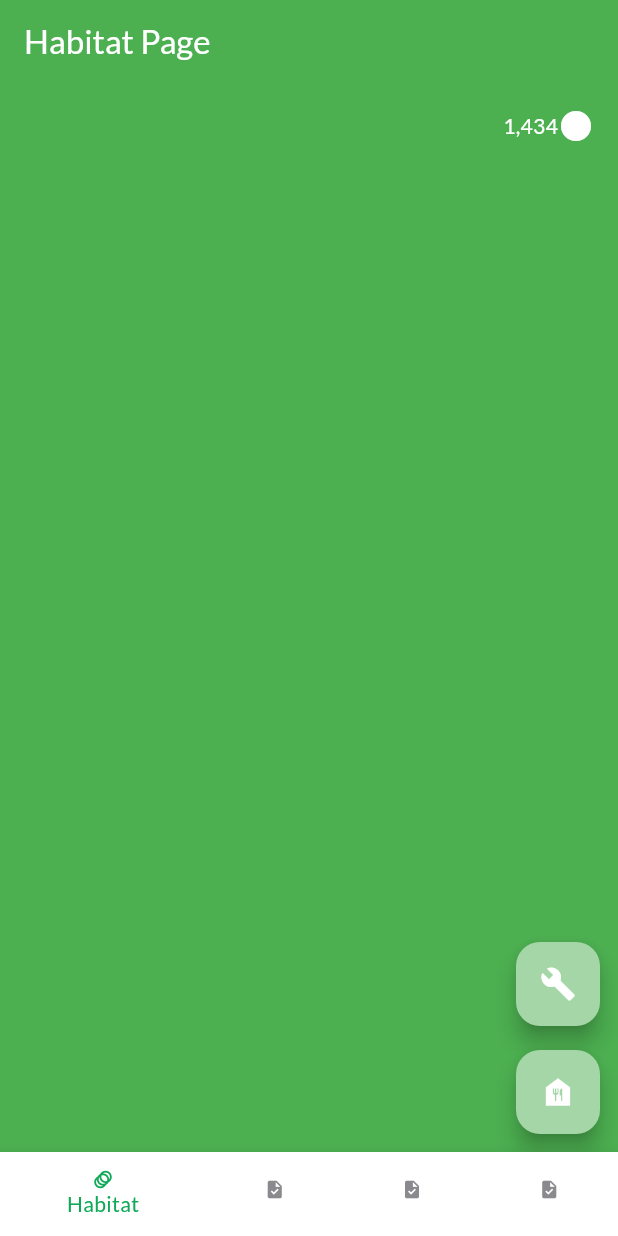
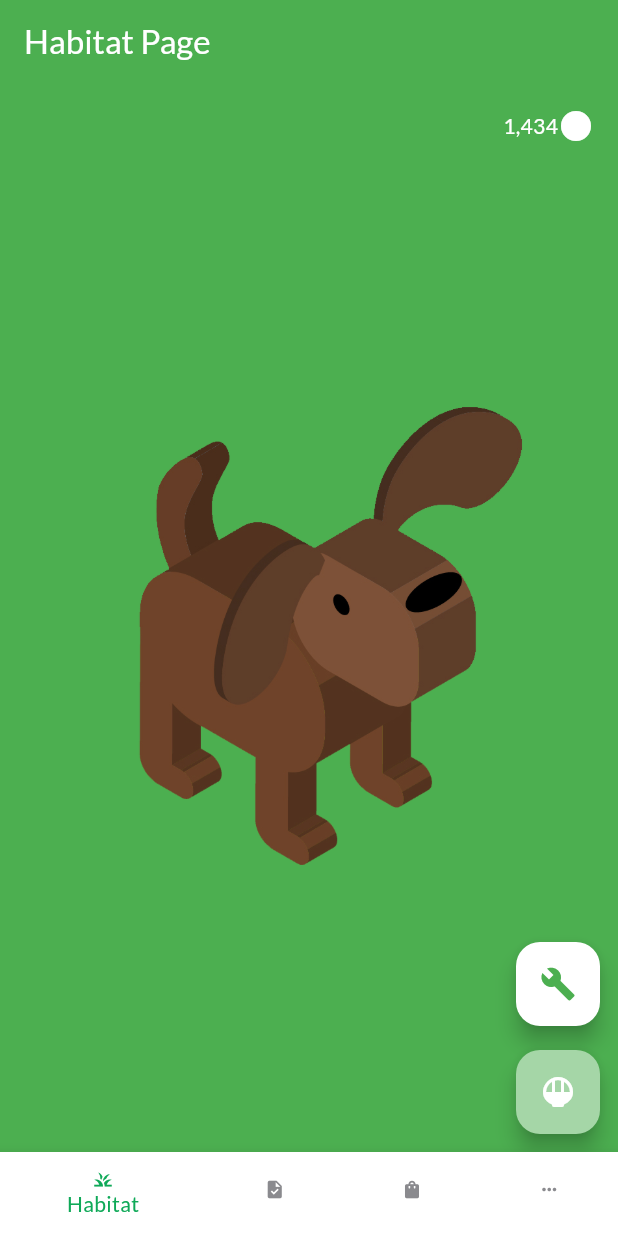
Before and after one commit to makodaa/happy-habit-at, a Flutter app: the screen it shows after launch, on a phone screen of 412 x 824 dp. Run offline on Flutter 3.47's test engine with Material 3 defaults, Android fonts, the light colour scheme and no system bars; our stand-ins replace go_router, google_fonts, sqflite, sqflite_common_ffi; missing offline and left inert: window_manager; accounts and stored records are empty; project files that could hold a hidden picture were left out.

Commit message:
Updated Habitat Screen UI

```diff
--- a/lib/screens/habitat_screen.dart
+++ b/lib/screens/habitat_screen.dart
@@ -1,5 +1,6 @@
 import "package:flutter/material.dart";
 import "package:intl/intl.dart";
+import "package:flutter/services.dart" show rootBundle;
 
 class HabitatScreen extends StatefulWidget {
   const HabitatScreen({super.key});
@@ -25,7 +26,7 @@ class _HabitatScreenState extends State<HabitatScreen> {
               shadowColor: Colors.black,
             ),
             Expanded(
-              child: Container(
+              child: ColoredBox(
                 color: Colors.green.shade500,
                 child: Padding(
                   padding: const EdgeInsets.all(16.0),
@@ -45,6 +46,13 @@ class _HabitatScreenState extends State<HabitatScreen> {
                           ),
                         ],
                       ),
+                      Expanded(
+                        child: Image(
+                          image: AssetImage("assets/images/dog.png"),
+                          height: 96,
+                          width: 96,
+                        ),
+                      ),
                     ],
                   ),
                 ),
@@ -59,15 +67,19 @@ class _HabitatScreenState extends State<HabitatScreen> {
             crossAxisAlignment: CrossAxisAlignment.end,
             children: <Widget>[
               FloatingActionButton(
+                backgroundColor: Colors.white,
                 onPressed: () {},
-                child: const Icon(Icons.build),
+                child: const Icon(
+                  Icons.build,
+                  color: Colors.green,
+                ),
               ),
               SizedBox(
                 height: 16,
               ),
               FloatingActionButton(
                 onPressed: () {},
-                child: const Icon(Icons.food_bank),
+                child: const Icon(Icons.rice_bowl_rounded),
               ),
             ],
           ),
--- a/lib/screens/home_screen.dart
+++ b/lib/screens/home_screen.dart
@@ -27,7 +27,7 @@ class HomeScreen extends StatelessWidget {
         currentIndex: navigationShell.currentIndex,
         items: const <BottomNavigationBarItem>[
           BottomNavigationBarItem(
-            icon: Icon(Icons.animation_sharp, size: 14.0),
+            icon: Icon(Icons.grass, size: 14.0),
             label: "Habitat",
           ),
           BottomNavigationBarItem(
@@ -35,12 +35,12 @@ class HomeScreen extends StatelessWidget {
             label: "Habits",
           ),
           BottomNavigationBarItem(
-            icon: Icon(Icons.task, size: 14.0),
+            icon: Icon(Icons.shopping_bag, size: 14.0),
             label: "Shop",
           ),
           BottomNavigationBarItem(
-            icon: Icon(Icons.task, size: 14.0),
-            label: "Stats",
+            icon: Icon(Icons.more_horiz, size: 14.0),
+            label: "More",
           ),
         ],
         onTap: navigationShell.goBranch,
--- a/pubspec.yaml
+++ b/pubspec.yaml
@@ -67,8 +67,8 @@ flutter:
   uses-material-design: true
 
   # To add assets to your application, add an assets section, like this:
-  # assets:
-  #   - images/a_dot_burr.jpeg
+  assets:
+    - assets/images/dog.png
   #   - images/a_dot_ham.jpeg
 
   # An image asset can refer to one or more resolution-specific "variants", see
```
Also changed, not shown: assets/images/dog.png (added), 1 other file.
